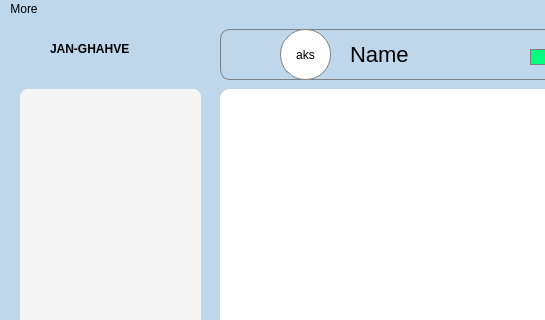
AP-projects-4001/jan-ghahve, file client/mainwindow.ui: the form before one commit; both pictures show x 0 to 545 and y 0 to 320 of the 820 by 548 pixel window.
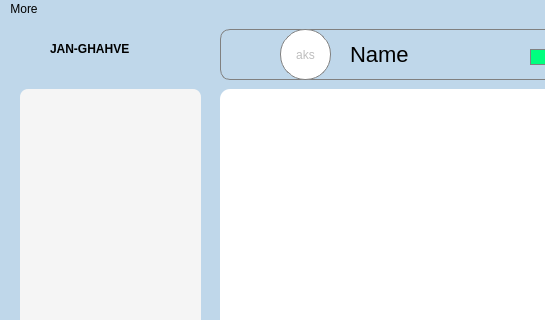
The form after the commit. Icons and pictures are not drawn.

What changed in the file:
```diff
--- a/client/mainwindow.ui
+++ b/client/mainwindow.ui
@@ -166,6 +166,9 @@
      <string/>
     </property>
     <widget class="QPushButton" name="pbn_profile">
+     <property name="enabled">
+      <bool>false</bool>
+     </property>
      <property name="geometry">
       <rect>
        <x>60</x>
```
